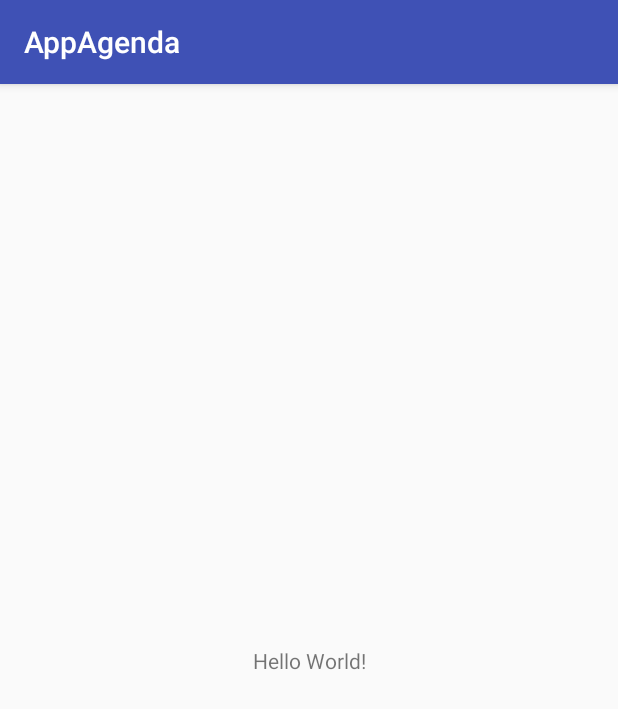
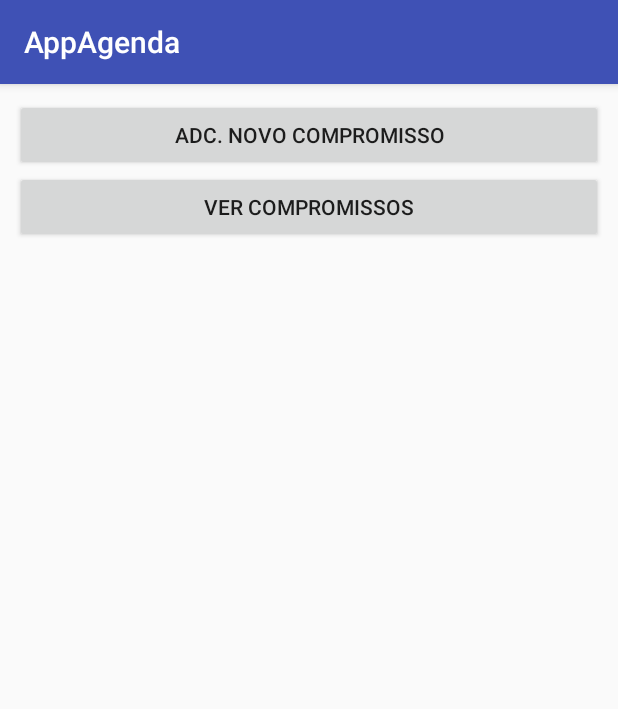
Before and after one commit to ClepsonSantos/AppAgenda, an Android app: the screen it shows after launch (MainActivity), on a phone screen of 412 x 824 dp. Shown: the top 709 px of the screen. Run offline under Robolectric (Android 15) with nearby library versions, the phone set to English and light mode, and no system bars.

Commit message:
criado os botões na tela principal,, 👽

```diff
--- a/app/src/main/java/com/example/lab1/appagenda/MainActivity.java
+++ b/app/src/main/java/com/example/lab1/appagenda/MainActivity.java
@@ -1,13 +1,35 @@
 package com.example.lab1.appagenda;
 
+import android.content.Intent;
 import android.support.v7.app.AppCompatActivity;
 import android.os.Bundle;
+import android.view.View;
+import android.widget.Button;
 
 public class MainActivity extends AppCompatActivity {
+
+    Button btnAdicionar, btnLista;
 
     @Override
     protected void onCreate(Bundle savedInstanceState) {
         super.onCreate(savedInstanceState);
         setContentView(R.layout.activity_main);
+
+        btnAdicionar = (Button) findViewById(R.id.btnAdicionar);
+        btnAdicionar.setOnClickListener(new View.OnClickListener() {
+            @Override
+            public void onClick(View v) {
+
+            }
+        });
+
+        this.btnLista = (Button) findViewById(R.id.btnLista);
+        this.btnLista.setOnClickListener(new View.OnClickListener() {
+            @Override
+            public void onClick(View v) {
+
+            }
+        });
+
     }
 }
--- a/app/src/main/res/layout/activity_main.xml
+++ b/app/src/main/res/layout/activity_main.xml
@@ -1,18 +1,27 @@
 <?xml version="1.0" encoding="utf-8"?>
-<android.support.constraint.ConstraintLayout xmlns:android="http://schemas.android.com/apk/res/android"
+<LinearLayout xmlns:android="http://schemas.android.com/apk/res/android"
     xmlns:app="http://schemas.android.com/apk/res-auto"
     xmlns:tools="http://schemas.android.com/tools"
     android:layout_width="match_parent"
     android:layout_height="match_parent"
+    android:padding="10dp"
+    android:orientation="vertical"
     tools:context=".MainActivity">
 
-    <TextView
-        android:layout_width="wrap_content"
+
+    <Button
+        android:id="@+id/btnAdicionar"
+        android:layout_width="match_parent"
         android:layout_height="wrap_content"
-        android:text="Hello World!"
-        app:layout_constraintBottom_toBottomOf="parent"
-        app:layout_constraintLeft_toLeftOf="parent"
-        app:layout_constraintRight_toRightOf="parent"
-        app:layout_constraintTop_toTopOf="parent" />
+        android:layout_weight="0"
+        android:text="Adc. novo compromisso" />
 
-</android.support.constraint.ConstraintLayout>
+    <Button
+        android:id="@+id/btnLista"
+        android:layout_width="match_parent"
+        android:layout_height="wrap_content"
+        android:layout_weight="0"
+        android:paddingTop="10dp"
+        android:text="Ver compromissos" />
+
+</LinearLayout>
```
